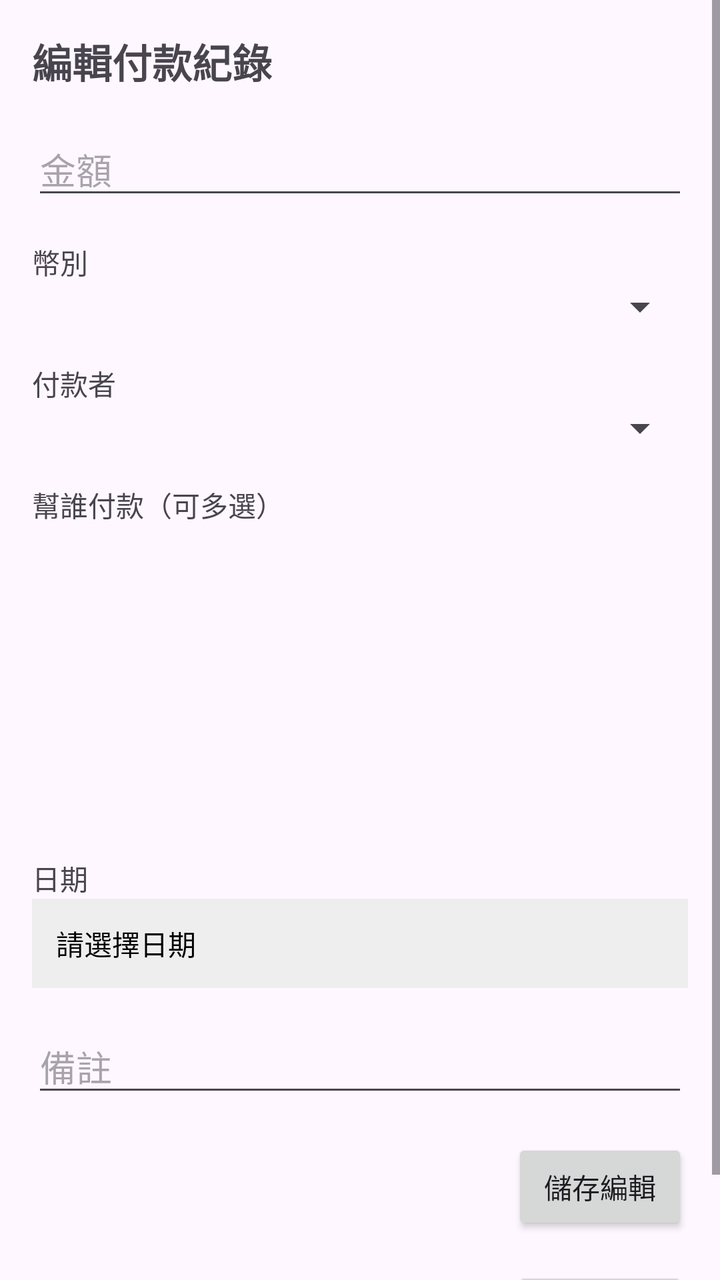
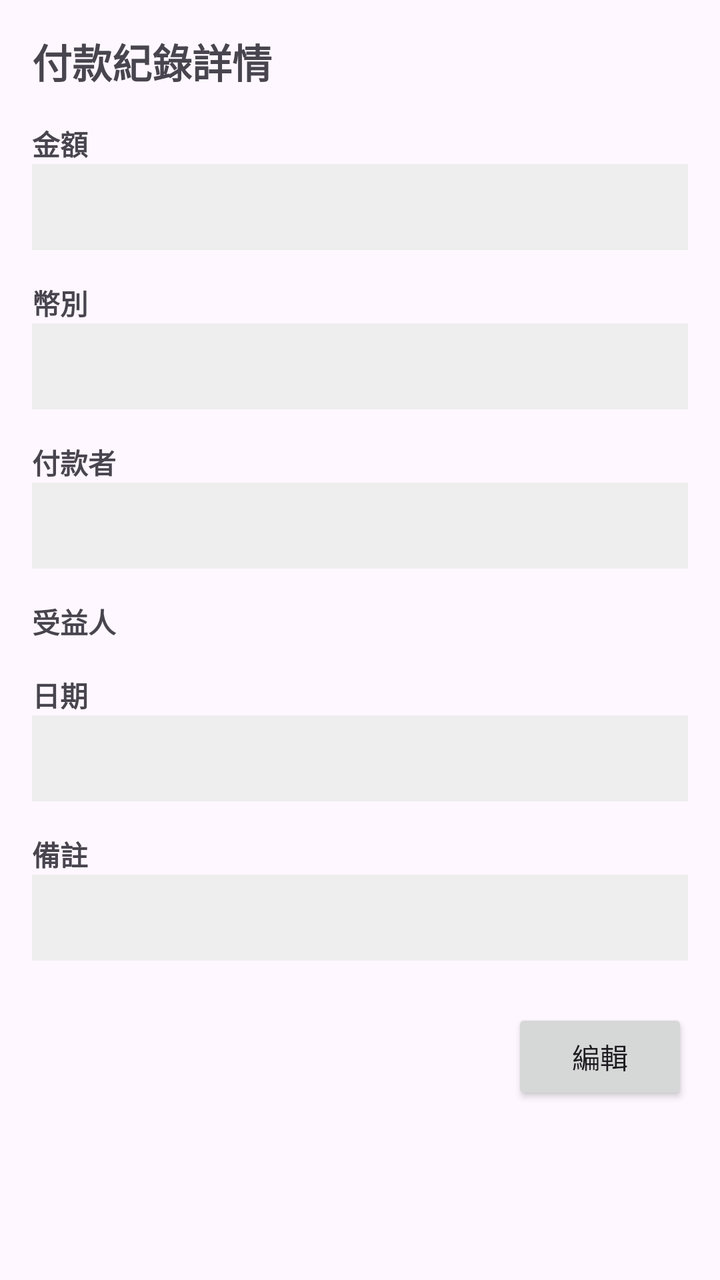

Before-and-after screenshots of an Android layout around one commit, followed by the original layout XML and the change that was made.
<!-- AndroidManifest.xml: application theme Theme.DistributionAPP -->
<!-- res/layout/fragment_transaction_detail.xml -->
<?xml version="1.0" encoding="utf-8"?>
<ScrollView xmlns:android="http://schemas.android.com/apk/res/android"
    android:layout_width="match_parent"
    android:layout_height="match_parent">

    <LinearLayout
        android:orientation="vertical"
        android:padding="16dp"
        android:layout_width="match_parent"
        android:layout_height="wrap_content">

        <TextView
            android:layout_width="wrap_content"
            android:layout_height="wrap_content"
            android:text="編輯付款紀錄"
            android:textSize="20sp"
            android:textStyle="bold" />

        <EditText
            android:id="@+id/et_cost"
            android:hint="金額"
            android:inputType="numberDecimal"
            android:layout_width="match_parent"
            android:layout_height="wrap_content"
            android:layout_marginTop="16dp" />

        <TextView
            android:layout_width="match_parent"
            android:layout_height="wrap_content"
            android:layout_marginTop="16dp"
            android:text="幣別" />

        <Spinner
            android:id="@+id/currencySpinner"
            android:layout_width="match_parent"
            android:layout_height="wrap_content" />

        <TextView
            android:text="付款者"
            android:layout_width="match_parent"
            android:layout_height="wrap_content"
            android:layout_marginTop="16dp" />

        <Spinner
            android:id="@+id/payerSpinner"
            android:layout_width="match_parent"
            android:layout_height="wrap_content" />

        <TextView
            android:layout_width="match_parent"
            android:layout_height="wrap_content"
            android:text="幫誰付款（可多選）"
            android:layout_marginTop="16dp" />

        <androidx.recyclerview.widget.RecyclerView
            android:id="@+id/rv_beneficiaries"
            android:layout_width="match_parent"
            android:layout_height="150dp"
            android:nestedScrollingEnabled="true" />


        <TextView
            android:layout_width="match_parent"
            android:layout_height="wrap_content"
            android:text="日期"
            android:layout_marginTop="16dp" />

        <TextView
            android:id="@+id/tv_date"
            android:layout_width="match_parent"
            android:layout_height="wrap_content"
            android:text="請選擇日期"
            android:padding="12dp"
            android:background="#EEEEEE"
            android:textColor="#000000" />

        <EditText
            android:id="@+id/et_note"
            android:hint="備註"
            android:layout_width="match_parent"
            android:layout_height="wrap_content"
            android:layout_marginTop="16dp" />

        <Button
            android:id="@+id/btn_save"
            android:layout_width="wrap_content"
            android:layout_height="wrap_content"
            android:layout_gravity="right"
            android:layout_marginTop="16dp"
            android:text="儲存編輯" />

        <Button
            android:id="@+id/btn_delete"
            android:layout_width="wrap_content"
            android:layout_height="wrap_content"
            android:layout_gravity="right"
            android:layout_marginTop="16dp"
            android:text="刪除" />

    </LinearLayout>
</ScrollView>
<!-- resources referenced by this layout -->
<resources>
  <style name="Theme.DistributionAPP" parent="Base.Theme.DistributionAPP" />
  <style name="Base.Theme.DistributionAPP" parent="Theme.Material3.DayNight.NoActionBar">
          
          
      </style>
</resources>

<!-- the commit's change to res/layout/fragment_transaction_detail.xml (unified diff, before → after) -->
@@ -12,90 +12,105 @@
         <TextView
             android:layout_width="wrap_content"
             android:layout_height="wrap_content"
-            android:text="編輯付款紀錄"
+            android:text="付款紀錄詳情"
             android:textSize="20sp"
             android:textStyle="bold" />
-
-        <EditText
-            android:id="@+id/et_cost"
-            android:hint="金額"
-            android:inputType="numberDecimal"
-            android:layout_width="match_parent"
-            android:layout_height="wrap_content"
-            android:layout_marginTop="16dp" />
 
         <TextView
             android:layout_width="match_parent"
             android:layout_height="wrap_content"
+            android:text="金額"
             android:layout_marginTop="16dp"
-            android:text="幣別" />
-
-        <Spinner
-            android:id="@+id/currencySpinner"
-            android:layout_width="match_parent"
-            android:layout_height="wrap_content" />
+            android:textStyle="bold" />
 
         <TextView
-            android:text="付款者"
+            android:id="@+id/tv_amount"
             android:layout_width="match_parent"
             android:layout_height="wrap_content"
-            android:layout_marginTop="16dp" />
-
-        <Spinner
-            android:id="@+id/payerSpinner"
-            android:layout_width="match_parent"
-            android:layout_height="wrap_content" />
+            android:padding="12dp"
+            android:background="#EEEEEE"
+            android:textColor="#000000" />
 
         <TextView
             android:layout_width="match_parent"
             android:layout_height="wrap_content"
-            android:text="幫誰付款（可多選）"
-            android:layout_marginTop="16dp" />
+            android:text="幣別"
+            android:layout_marginTop="16dp"
+            android:textStyle="bold" />
+
+        <TextView
+            android:id="@+id/tv_currency"
+            android:layout_width="match_parent"
+            android:layout_height="wrap_content"
+            android:padding="12dp"
+            android:background="#EEEEEE"
+            android:textColor="#000000" />
+
+        <TextView
+            android:layout_width="match_parent"
+            android:layout_height="wrap_content"
+            android:text="付款者"
+            android:layout_marginTop="16dp"
+            android:textStyle="bold" />
+
+        <TextView
+            android:id="@+id/tv_payer"
+            android:layout_width="match_parent"
+            android:layout_height="wrap_content"
+            android:padding="12dp"
+            android:background="#EEEEEE"
+            android:textColor="#000000" />
+
+        <TextView
+            android:layout_width="match_parent"
+            android:layout_height="wrap_content"
+            android:text="受益人"
+            android:layout_marginTop="16dp"
+            android:textStyle="bold" />
 
         <androidx.recyclerview.widget.RecyclerView
             android:id="@+id/rv_beneficiaries"
             android:layout_width="match_parent"
-            android:layout_height="150dp"
+            android:layout_height="wrap_content"
             android:nestedScrollingEnabled="true" />
-
 
         <TextView
             android:layout_width="match_parent"
             android:layout_height="wrap_content"
             android:text="日期"
-            android:layout_marginTop="16dp" />
+            android:layout_marginTop="16dp"
+            android:textStyle="bold" />
 
         <TextView
             android:id="@+id/tv_date"
             android:layout_width="match_parent"
             android:layout_height="wrap_content"
-            android:text="請選擇日期"
             android:padding="12dp"
             android:background="#EEEEEE"
             android:textColor="#000000" />
 
-        <EditText
-            android:id="@+id/et_note"
-            android:hint="備註"
+        <TextView
             android:layout_width="match_parent"
             android:layout_height="wrap_content"
-            android:layout_marginTop="16dp" />
+            android:text="備註"
+            android:layout_marginTop="16dp"
+            android:textStyle="bold" />
+
+        <TextView
+            android:id="@+id/tv_note"
+            android:layout_width="match_parent"
+            android:layout_height="wrap_content"
+            android:padding="12dp"
+            android:background="#EEEEEE"
+            android:textColor="#000000" />
 
         <Button
-            android:id="@+id/btn_save"
+            android:id="@+id/btn_edit"
             android:layout_width="wrap_content"
             android:layout_height="wrap_content"
-            android:layout_gravity="right"
-            android:layout_marginTop="16dp"
-            android:text="儲存編輯" />
-
-        <Button
-            android:id="@+id/btn_delete"
-            android:layout_width="wrap_content"
-            android:layout_height="wrap_content"
-            android:layout_gravity="right"
-            android:layout_marginTop="16dp"
-            android:text="刪除" />
+            android:layout_gravity="end"
+            android:layout_marginTop="24dp"
+            android:text="編輯" />
 
     </LinearLayout>
 </ScrollView>
